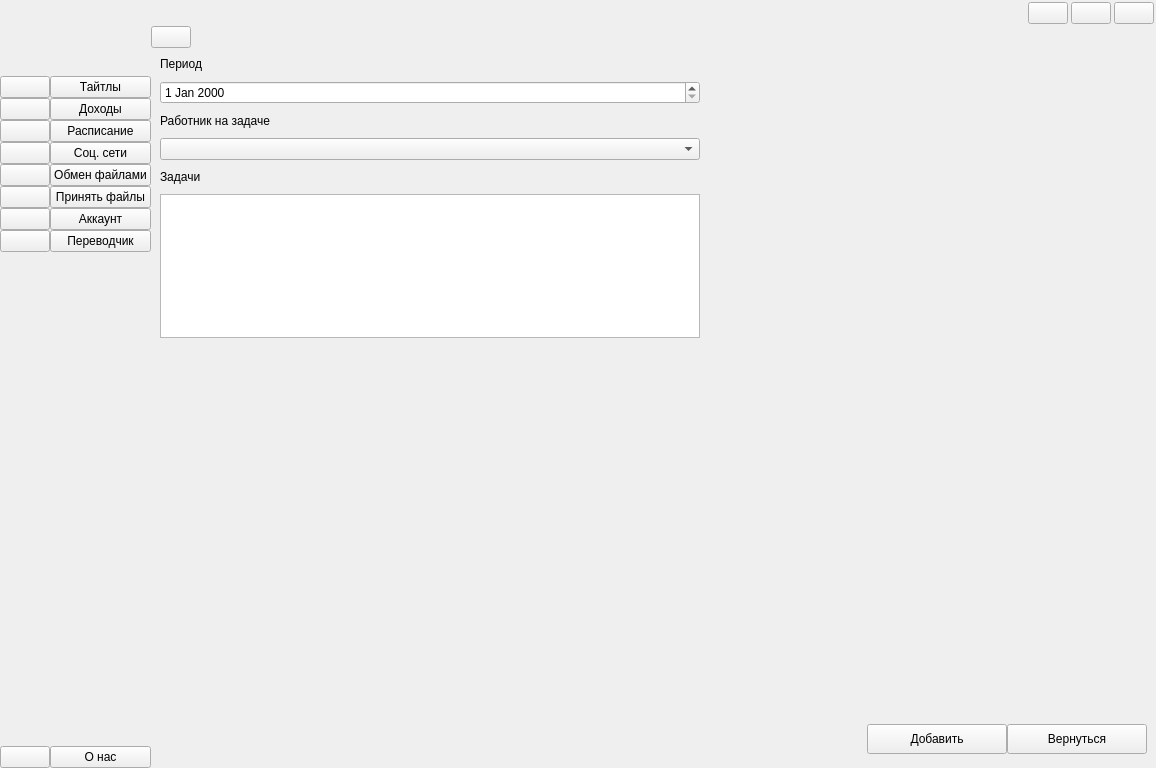
Old version of the form front/ui.ui in the repository Resmko99/Is-for-translator.
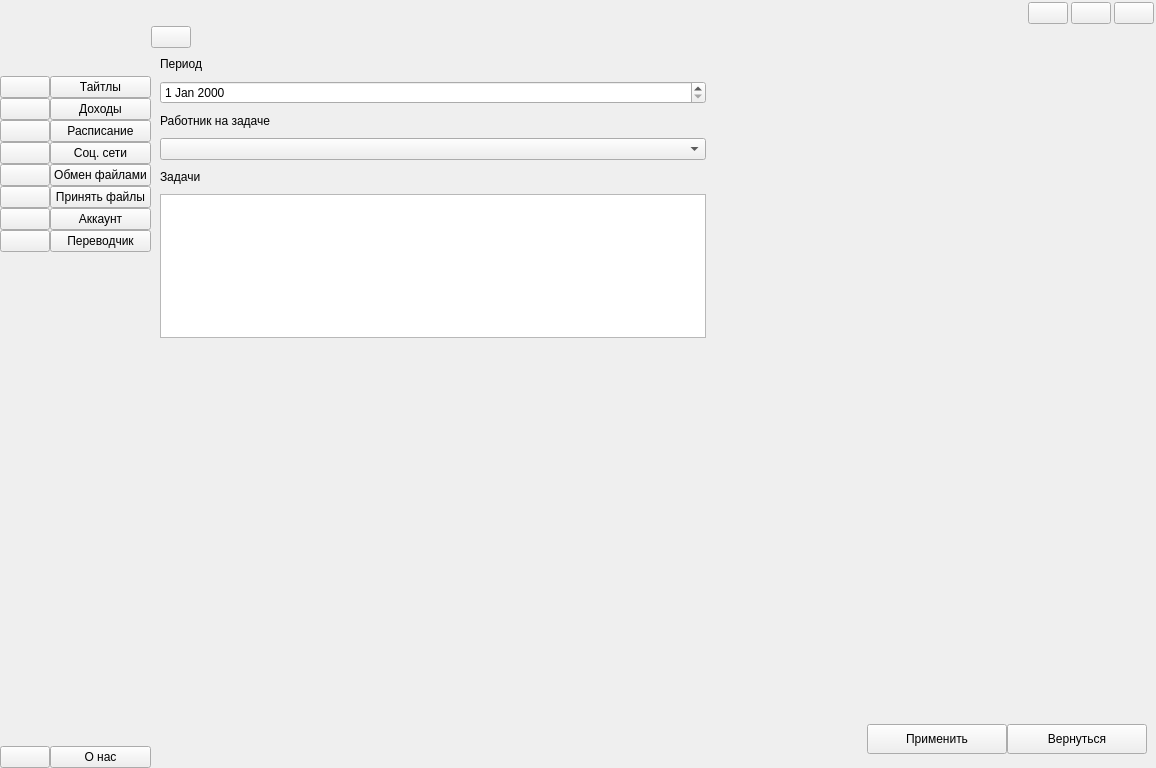
New version of the form. Icons and pictures are not drawn.

Patch:
```diff
--- a/front/ui.ui
+++ b/front/ui.ui
@@ -1551,7 +1551,7 @@
            <bool>true</bool>
           </property>
           <property name="currentIndex">
-           <number>12</number>
+           <number>1</number>
           </property>
           <widget class="QWidget" name="pageTitle">
            <layout class="QGridLayout" name="gridLayout_13">
@@ -1570,113 +1570,6 @@
             <property name="spacing">
              <number>0</number>
             </property>
-            <item row="0" column="1" rowspan="2" colspan="2">
-             <widget class="QWidget" name="widget_4" native="true">
-              <property name="minimumSize">
-               <size>
-                <width>250</width>
-                <height>0</height>
-               </size>
-              </property>
-              <layout class="QGridLayout" name="gridLayout_2">
-               <property name="leftMargin">
-                <number>0</number>
-               </property>
-               <property name="topMargin">
-                <number>0</number>
-               </property>
-               <property name="rightMargin">
-                <number>0</number>
-               </property>
-               <property name="bottomMargin">
-                <number>0</number>
-               </property>
-               <property name="spacing">
-                <number>0</number>
-               </property>
-               <item row="0" column="0">
-                <layout class="QVBoxLayout" name="verticalLayout_13">
-                 <item>
-                  <widget class="QPushButton" name="pushOpenAdd">
-                   <property name="minimumSize">
-                    <size>
-                     <width>0</width>
-                     <height>0</height>
-                    </size>
-                   </property>
-                   <property name="maximumSize">
-                    <size>
-                     <width>16777215</width>
-                     <height>16777215</height>
-                    </size>
-                   </property>
-                   <property name="text">
-                    <string>Добавить</string>
-                   </property>
-                   <property name="icon">
-                    <iconset resource="resource.qrc">
-                     <normaloff>:/icon/icon/free-icon-add-7222864.png</normaloff>:/icon/icon/free-icon-add-7222864.png</iconset>
-                   </property>
-                   <property name="iconSize">
-                    <size>
-                     <width>20</width>
-                     <height>20</height>
-                    </size>
-                   </property>
-                  </widget>
-                 </item>
-                 <item>
-                  <widget class="QPushButton" name="pushOpenEdit">
-                   <property name="text">
-                    <string>Изменить</string>
-                   </property>
-                   <property name="icon">
-                    <iconset resource="resource.qrc">
-                     <normaloff>:/icon/icon/free-icon-pencil-7266923.png</normaloff>:/icon/icon/free-icon-pencil-7266923.png</iconset>
-                   </property>
-                   <property name="iconSize">
-                    <size>
-                     <width>20</width>
-                     <height>20</height>
-                    </size>
-                   </property>
-                  </widget>
-                 </item>
-                 <item>
-                  <widget class="QPushButton" name="pushOpenDel">
-                   <property name="text">
-                    <string>Удалить</string>
-                   </property>
-                   <property name="icon">
-                    <iconset resource="resource.qrc">
-                     <normaloff>:/icon/icon/free-icon-minus-button-4315581 копия.png</normaloff>:/icon/icon/free-icon-minus-button-4315581 копия.png</iconset>
-                   </property>
-                   <property name="iconSize">
-                    <size>
-                     <width>20</width>
-                     <height>20</height>
-                    </size>
-                   </property>
-                  </widget>
-                 </item>
-                </layout>
-               </item>
-               <item row="1" column="0">
-                <spacer name="verticalSpacer_12">
-                 <property name="orientation">
-                  <enum>Qt::Vertical</enum>
-                 </property>
-                 <property name="sizeHint" stdset="0">
-                  <size>
-                   <width>20</width>
-                   <height>40</height>
-                  </size>
-                 </property>
-                </spacer>
-               </item>
-              </layout>
-             </widget>
-            </item>
             <item row="1" column="0">
              <widget class="QWidget" name="titleWidget" native="true">
               <property name="sizePolicy">
@@ -1781,6 +1674,186 @@
             </item>
            </layout>
           </widget>
+          <widget class="QWidget" name="pageEditTask">
+           <layout class="QGridLayout" name="gridLayout_2">
+            <item row="0" column="0" colspan="2">
+             <layout class="QVBoxLayout" name="verticalLayout_21">
+              <property name="spacing">
+               <number>10</number>
+              </property>
+              <item>
+               <widget class="QLabel" name="label_61">
+                <property name="text">
+                 <string>Период</string>
+                </property>
+               </widget>
+              </item>
+              <item>
+               <widget class="QDateEdit" name="dateEditEditTask"/>
+              </item>
+              <item>
+               <widget class="QLabel" name="label_62">
+                <property name="text">
+                 <string>Работник на задаче</string>
+                </property>
+               </widget>
+              </item>
+              <item>
+               <widget class="QComboBox" name="employeeEditTask"/>
+              </item>
+              <item>
+               <widget class="QLabel" name="label_63">
+                <property name="text">
+                 <string>Задачи</string>
+                </property>
+               </widget>
+              </item>
+              <item>
+               <widget class="QTextEdit" name="taskEditChange"/>
+              </item>
+             </layout>
+            </item>
+            <item row="0" column="2">
+             <spacer name="horizontalSpacer_29">
+              <property name="orientation">
+               <enum>Qt::Horizontal</enum>
+              </property>
+              <property name="sizeHint" stdset="0">
+               <size>
+                <width>417</width>
+                <height>20</height>
+               </size>
+              </property>
+             </spacer>
+            </item>
+            <item row="1" column="0">
+             <spacer name="verticalSpacer_19">
+              <property name="orientation">
+               <enum>Qt::Vertical</enum>
+              </property>
+              <property name="sizeType">
+               <enum>QSizePolicy::Expanding</enum>
+              </property>
+              <property name="sizeHint" stdset="0">
+               <size>
+                <width>540</width>
+                <height>422</height>
+               </size>
+              </property>
+             </spacer>
+            </item>
+            <item row="3" column="0" colspan="3">
+             <widget class="QWidget" name="widget_13" native="true">
+              <property name="sizePolicy">
+               <sizepolicy hsizetype="Expanding" vsizetype="Expanding">
+                <horstretch>0</horstretch>
+                <verstretch>0</verstretch>
+               </sizepolicy>
+              </property>
+              <property name="minimumSize">
+               <size>
+                <width>0</width>
+                <height>40</height>
+               </size>
+              </property>
+              <property name="maximumSize">
+               <size>
+                <width>16777215</width>
+                <height>40</height>
+               </size>
+              </property>
+              <layout class="QHBoxLayout" name="horizontalLayout_17">
+               <property name="spacing">
+                <number>0</number>
+               </property>
+               <property name="leftMargin">
+                <number>0</number>
+               </property>
+               <property name="topMargin">
+                <number>0</number>
+               </property>
+               <property name="rightMargin">
+                <number>0</number>
+               </property>
+               <property name="bottomMargin">
+                <number>0</number>
+               </property>
+               <item>
+                <spacer name="horizontalSpacer_28">
+                 <property name="orientation">
+                  <enum>Qt::Horizontal</enum>
+                 </property>
+                 <property name="sizeHint" stdset="0">
+                  <size>
+                   <width>809</width>
+                   <height>20</height>
+                  </size>
+                 </property>
+                </spacer>
+               </item>
+               <item>
+                <widget class="QPushButton" name="taskApplyBtn">
+                 <property name="minimumSize">
+                  <size>
+                   <width>140</width>
+                   <height>30</height>
+                  </size>
+                 </property>
+                 <property name="maximumSize">
+                  <size>
+                   <width>140</width>
+                   <height>30</height>
+                  </size>
+                 </property>
+                 <property name="text">
+                  <string>Применить</string>
+                 </property>
+                 <property name="icon">
+                  <iconset resource="resource.qrc">
+                   <normaloff>:/icon/icon/free-icon-check-mark-8370918.png</normaloff>:/icon/icon/free-icon-check-mark-8370918.png</iconset>
+                 </property>
+                 <property name="iconSize">
+                  <size>
+                   <width>20</width>
+                   <height>20</height>
+                  </size>
+                 </property>
+                </widget>
+               </item>
+               <item>
+                <widget class="QPushButton" name="backApplyTaskBtn">
+                 <property name="minimumSize">
+                  <size>
+                   <width>140</width>
+                   <height>30</height>
+                  </size>
+                 </property>
+                 <property name="maximumSize">
+                  <size>
+                   <width>140</width>
+                   <height>30</height>
+                  </size>
+                 </property>
+                 <property name="text">
+                  <string>Вернуться</string>
+                 </property>
+                 <property name="icon">
+                  <iconset resource="resource.qrc">
+                   <normaloff>:/icon/icon/free-icon-back-2644908.png</normaloff>:/icon/icon/free-icon-back-2644908.png</iconset>
+                 </property>
+                 <property name="iconSize">
+                  <size>
+                   <width>20</width>
+                   <height>20</height>
+                  </size>
+                 </property>
+                </widget>
+               </item>
+              </layout>
+             </widget>
+            </item>
+           </layout>
+          </widget>
           <widget class="QWidget" name="pageTranslator">
            <layout class="QGridLayout" name="gridLayout_56">
             <item row="1" column="2">
@@ -4581,7 +4654,7 @@
              <widget class="QTableView" name="tableListTask"/>
             </item>
             <item row="2" column="0">
-             <widget class="QWidget" name="widget_13" native="true">
+             <widget class="QWidget" name="widget_4" native="true">
               <layout class="QHBoxLayout" name="horizontalLayout_15">
                <property name="leftMargin">
                 <number>0</number>
```
Left out of the diff: 801 changed lines with no effect on the pictures.
